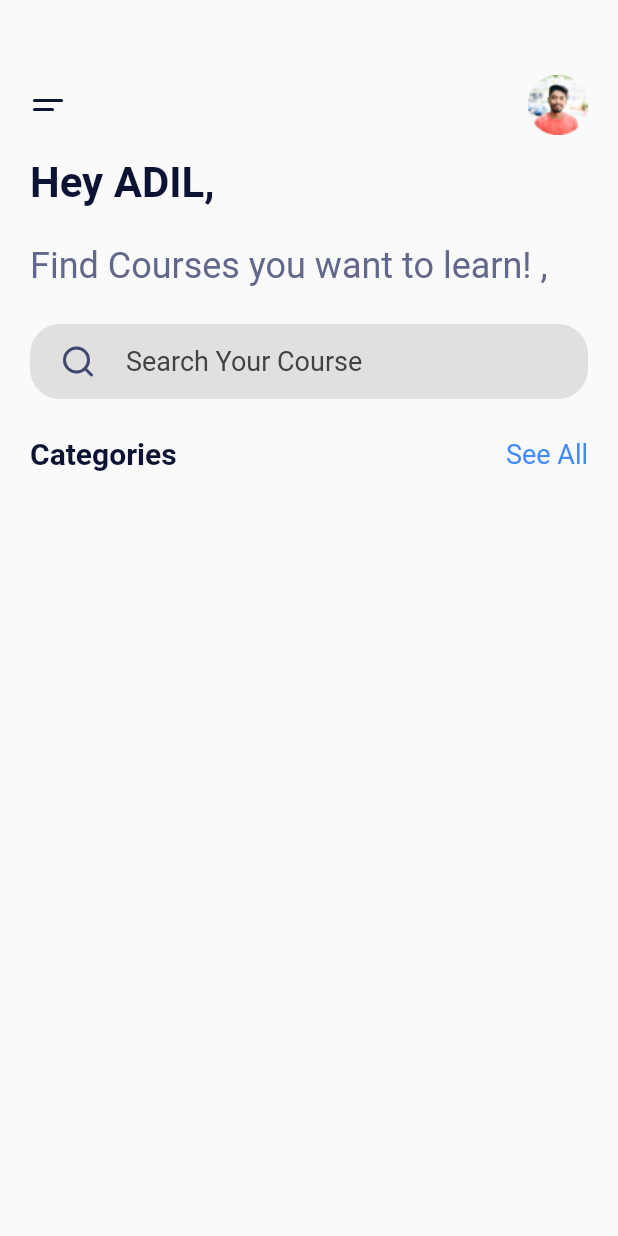
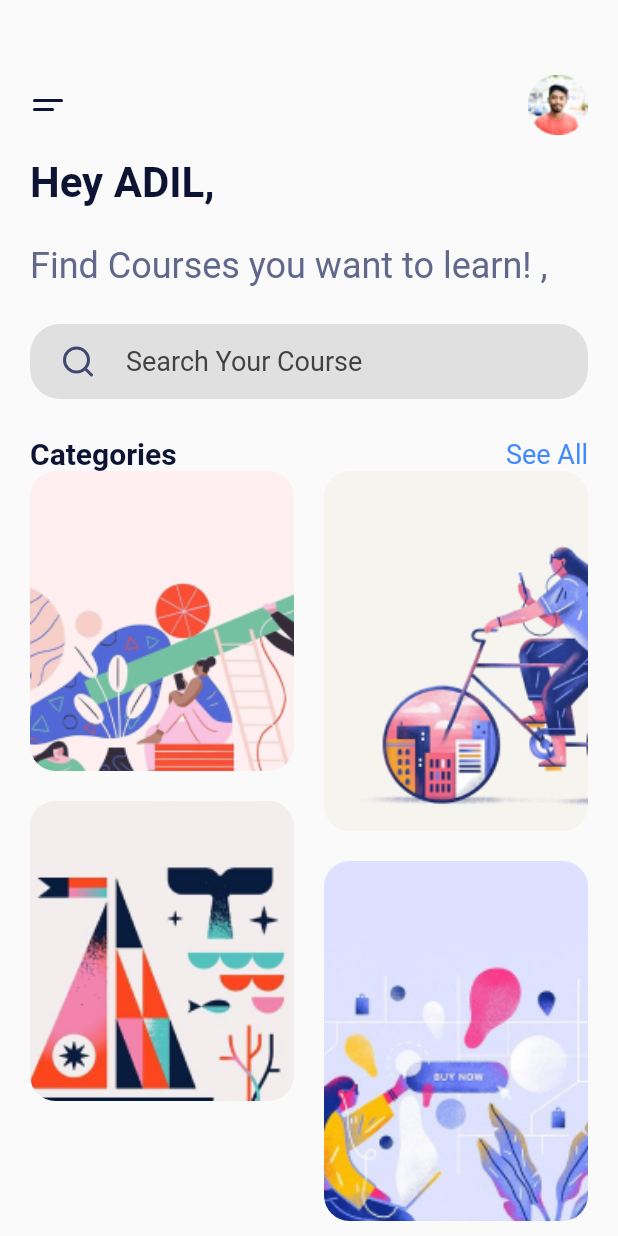
Before and after one commit to Adil-Rangila/course_ui, a Flutter app: the screen it shows after launch, on a phone screen of 412 x 824 dp. Run offline on Flutter 3.47's test engine with Material 2 defaults, Android fonts, the phone set to English and light mode, and no system bars; our stand-ins replace flutter_svg.

```diff
--- a/lib/main.dart
+++ b/lib/main.dart
@@ -1,6 +1,8 @@
 import 'package:course_ui/constants.dart';
+import 'package:course_ui/model.dart';
 import 'package:flutter/cupertino.dart';
 import 'package:flutter/material.dart';
+import 'package:flutter_staggered_grid_view/flutter_staggered_grid_view.dart';
 import 'package:flutter_svg/flutter_svg.dart';
 
 void main() {
@@ -91,6 +93,27 @@ class HomePage extends StatelessWidget {
                 ),
               ],
             ),
+            //bottom grid view with scrollable images.............
+            Expanded(
+              child: StaggeredGridView.countBuilder(
+                crossAxisCount: 2,
+                itemCount: categories.length,
+                crossAxisSpacing: 20.0,
+                mainAxisSpacing: 20.0,
+                itemBuilder: (context, index) {
+                  return Container(
+                    height: index.isEven ? 200 : 240,
+                    decoration: BoxDecoration(
+                        image: DecorationImage(
+                            image: AssetImage(categories[index].image),
+                            fit: BoxFit.cover),
+                        borderRadius: BorderRadius.circular(17.0)),
+                    child: null,
+                  );
+                },
+                staggeredTileBuilder: (index) => StaggeredTile.fit(1),
+              ),
+            ),
           ],
         ),
       ),
```
